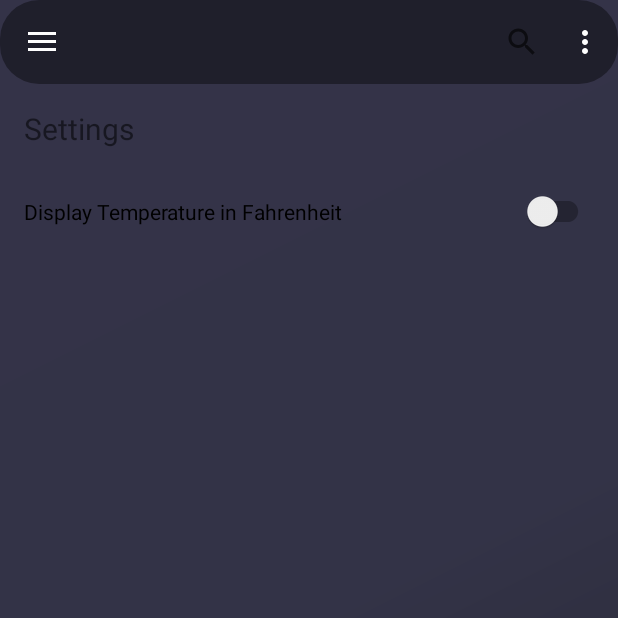
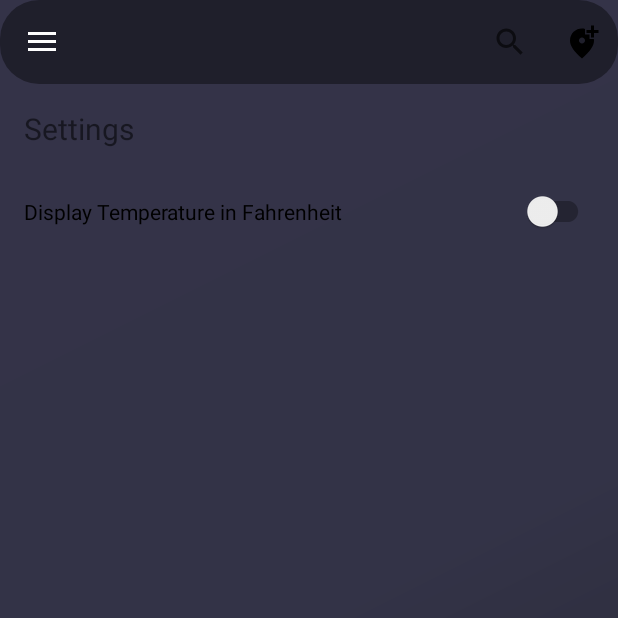
Before and after one commit to MorPfa/VibeCast, an Android app: the screen it shows after launch (MainActivity), in the side drawer, after a tap on "Settings", on a phone screen of 412 x 824 dp, the top half of it. Run offline under Robolectric (Android 15) with nearby library versions, the phone set to English and light mode, and no system bars; our stand-ins replace Dagger/Hilt's generated code, navigation-ui; 2 statements that could not run were skipped.

Commit message:
Changed actionbar fixed bottom row started adding functionaility to search bar

```diff
--- a/app/src/main/java/app/vibecast/data/remote/injection/NetworkModule.kt
+++ b/app/src/main/java/app/vibecast/data/remote/injection/NetworkModule.kt
@@ -34,7 +34,4 @@ class NetworkModule {
     fun provideWeatherService(retrofit: Retrofit) : WeatherService =
         retrofit.create(WeatherService::class.java)
 
-
-    @Provides
-    fun remoteWeatherDataSource(weatherService: WeatherService) : RemoteWeatherDataSource = RemoteWeatherDataSourceImpl(weatherService)
 }
--- a/app/src/main/java/app/vibecast/presentation/MainActivity.kt
+++ b/app/src/main/java/app/vibecast/presentation/MainActivity.kt
@@ -15,19 +15,28 @@ import app.vibecast.R
 import app.vibecast.databinding.ActivityMainBinding
 
 import com.google.android.material.navigation.NavigationView
-
+import androidx.appcompat.widget.SearchView
+import androidx.fragment.app.Fragment
+import androidx.lifecycle.ViewModel
+import androidx.lifecycle.ViewModelProvider
+import app.vibecast.presentation.weather.WeatherViewModel
 
 
 class MainActivity : AppCompatActivity() {
 
     private lateinit var appBarConfiguration: AppBarConfiguration
     private lateinit var binding: ActivityMainBinding
+    private lateinit var searchView: SearchView
+    private lateinit var fragmentViewModel : ViewModel
+    private lateinit var currentLocationFragment: Fragment
 
     override fun onCreate(savedInstanceState: Bundle?) {
         super.onCreate(savedInstanceState)
 
         binding = ActivityMainBinding.inflate(layoutInflater)
         setContentView(binding.root)
+        currentLocationFragment = supportFragmentManager.findFragmentByTag("nav_home")!!
+        fragmentViewModel = ViewModelProvider(currentLocationFragment)[WeatherViewModel::class.java]
 
 
 
@@ -48,17 +57,39 @@ class MainActivity : AppCompatActivity() {
     }
 
 
+
     override fun onCreateOptionsMenu(menu: Menu): Boolean {
         // Inflate the menu; this adds items to the action bar if it is present.
         menuInflater.inflate(R.menu.main, menu)
-        val searchItem = menu?.findItem(R.id.action_search)
-        val actionView = searchItem?.actionView
-        if (actionView != null) {
-            val inflater = getSystemService(Context.LAYOUT_INFLATER_SERVICE) as LayoutInflater
-            val customView = inflater.inflate(R.layout.custom_searchview, null)
-            searchItem.actionView = customView
-        }
+
+        val searchItem = menu.findItem(R.id.action_search)
+        searchView = searchItem.actionView as SearchView
+        val inflater = getSystemService(Context.LAYOUT_INFLATER_SERVICE) as LayoutInflater
+        val customView = inflater.inflate(R.layout.custom_searchview, null)
+        searchItem.actionView = customView
+
+        // Set up the OnQueryTextListener
+        searchView.setOnQueryTextListener(object : SearchView.OnQueryTextListener {
+            override fun onQueryTextSubmit(query: String): Boolean {
+                // This method is called when the user submits their search query.
+                // You can capture the query here and perform your search operation.
+                performSearch(query)
+                return true // Return true to indicate that you have handled the search submission.
+            }
+
+            override fun onQueryTextChange(newText: String): Boolean {
+                // This method is called when the text in the search view changes.
+                // You can use it for real-time search suggestions or filtering.
+                // newText parameter contains the current query.
+                return true // Return true to indicate that you have handled the query change.
+            }
+        })
+
         return true
+    }
+
+    private fun performSearch(query: String) {
+        (fragmentViewModel as WeatherViewModel).loadWeather(query)
     }
 
     override fun onSupportNavigateUp(): Boolean {
--- /dev/null
+++ b/app/src/main/res/drawable/delete_location_icon.xml
@@ -0,0 +1,6 @@
+<vector android:height="24dp" android:tint="#000000"
+    android:viewportHeight="24" android:viewportWidth="24"
+    android:width="24dp" xmlns:android="http://schemas.android.com/apk/res/android">
+    <path android:fillColor="@android:color/white" android:pathData="M14,10V3.26C13.35,3.09 12.68,3 12,3c-4.2,0 -8,3.22 -8,8.2c0,3.32 2.67,7.25 8,11.8c5.33,-4.55 8,-8.48 8,-11.8c0,-0.41 -0.04,-0.81 -0.09,-1.2H14zM12,13c-1.1,0 -2,-0.9 -2,-2c0,-1.1 0.9,-2 2,-2s2,0.9 2,2C14,12.1 13.1,13 12,13z"/>
+    <path android:fillColor="@android:color/white" android:pathData="M22.54,2.88l-1.42,-1.42l-2.12,2.13l-2.12,-2.13l-1.42,1.42l2.13,2.12l-2.13,2.12l1.42,1.42l2.12,-2.13l2.12,2.13l1.42,-1.42l-2.13,-2.12z"/>
+</vector>
--- /dev/null
+++ b/app/src/main/res/drawable/save_location_icon.xml
@@ -0,0 +1,5 @@
+<vector android:height="24dp" android:tint="#000000"
+    android:viewportHeight="24" android:viewportWidth="24"
+    android:width="24dp" xmlns:android="http://schemas.android.com/apk/res/android">
+    <path android:fillColor="@android:color/white" android:pathData="M20,1v3h3v2h-3v3h-2L18,6h-3L15,4h3L18,1h2zM12,13c1.1,0 2,-0.9 2,-2s-0.9,-2 -2,-2 -2,0.9 -2,2 0.9,2 2,2zM14,3.25L14,7h3v3h2.92c0.05,0.39 0.08,0.79 0.08,1.2 0,3.32 -2.67,7.25 -8,11.8 -5.33,-4.55 -8,-8.48 -8,-11.8C4,6.22 7.8,3 12,3c0.68,0 1.35,0.08 2,0.25z"/>
+</vector>
--- a/app/src/main/res/layout/main_screen_bottom_row.xml
+++ b/app/src/main/res/layout/main_screen_bottom_row.xml
@@ -23,7 +23,7 @@
                 android:id="@+id/bottom_humidity_title"
                 android:layout_width="wrap_content"
                 android:layout_height="wrap_content"
-                android:text="@string/humidity"
+                android:text="@string/humidity_title"
                 android:textSize="15sp"
                 android:textAlignment="textStart"
                 android:textColor="#FFFFFF"
--- a/app/src/main/res/menu/main.xml
+++ b/app/src/main/res/menu/main.xml
@@ -2,10 +2,11 @@
 <menu xmlns:android="http://schemas.android.com/apk/res/android"
     xmlns:app="http://schemas.android.com/apk/res-auto">
     <item
-        android:id="@+id/action_settings"
+        android:id="@+id/action_save_location"
         android:orderInCategory="100"
-        android:title="@string/action_settings"
-        app:showAsAction="never" />
+        android:icon="@drawable/save_location_icon"
+        android:title="@string/save_location"
+        app:showAsAction="ifRoom" />
 
 
     <item
--- a/app/src/main/res/values/strings.xml
+++ b/app/src/main/res/values/strings.xml
@@ -40,6 +40,7 @@
     <string name="uv_index_value">%1$d</string>
     <string name="o3">o3</string>
     <string name="o3_value">%1$d</string>
+    <string name="humidity_title">Humidity</string>
     <string name="humidity">%1$d</string>
 
 
@@ -81,5 +82,6 @@
     <string name="saved_locations">Saved Locations</string>
     <string name="profile_picture_content_desc">Users profile picture</string>
     <string name="name">%1$s</string>
+    <string name="save_location">Save location</string>
 
 </resources>
```
Also changed, not shown: 1 other file.
